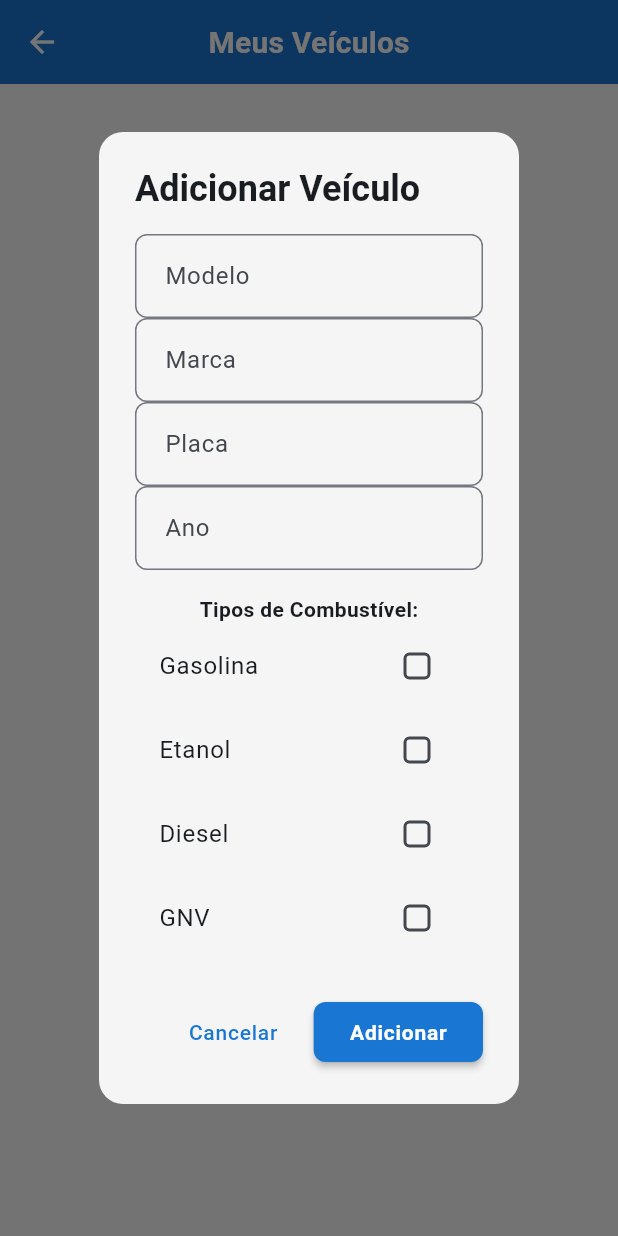
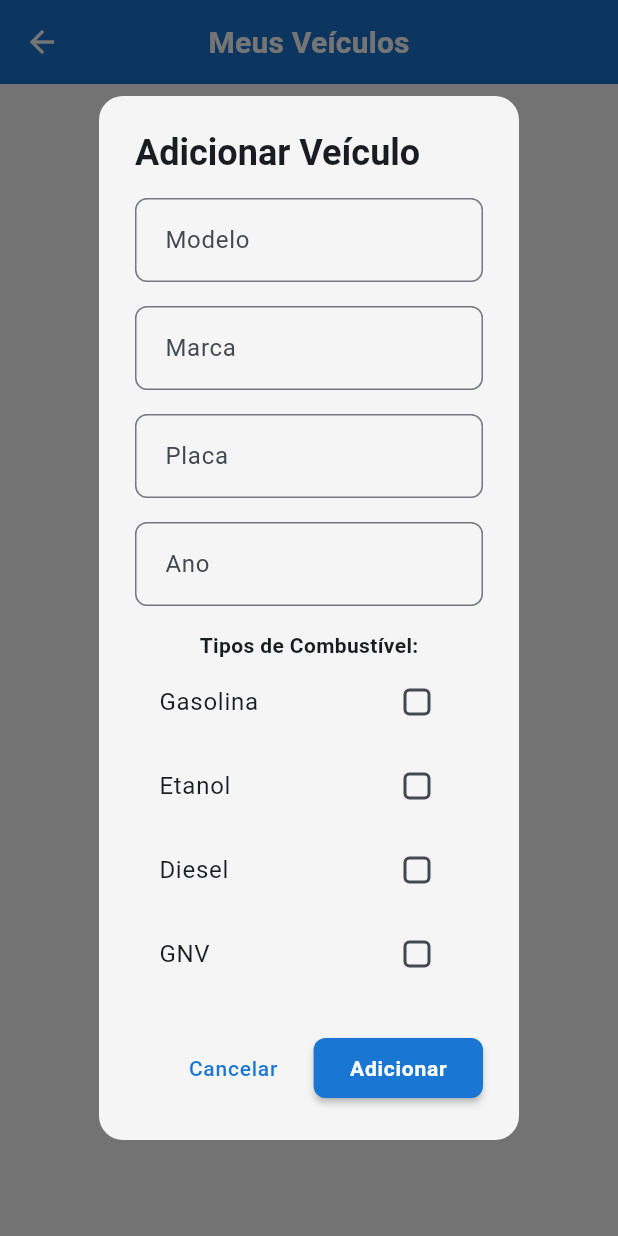
Before and after one commit to Caioon/App-Veiculos-Flutter, a Flutter app: the MeusVeiculosScreen screen opened by its route, after a tap on "Adicionar Veículo", on a phone screen of 412 x 824 dp. Run offline on Flutter 3.47's test engine with Material 3 defaults, Android fonts, the phone set to English and light mode, and no system bars; our stand-ins replace cloud_firestore, firebase_auth, firebase_core, flutter_riverpod; accounts and stored records are empty.

Commit message:
fix(theme): corrigindo espaçamento nos modais

```diff
--- a/lib/view/meus_veiculos_screen.dart
+++ b/lib/view/meus_veiculos_screen.dart
@@ -31,14 +31,17 @@ class _MeusVeiculosScreenState extends ConsumerState<MeusVeiculosScreen> {
                   controller: modeloController,
                   decoration: const InputDecoration(labelText: 'Modelo'),
                 ),
+                const SizedBox(height: 16),
                 TextField(
                   controller: marcaController,
                   decoration: const InputDecoration(labelText: 'Marca'),
                 ),
+                const SizedBox(height: 16),
                 TextField(
                   controller: placaController,
                   decoration: const InputDecoration(labelText: 'Placa'),
                 ),
+                const SizedBox(height: 16),
                 TextField(
                   controller: anoController,
                   decoration: const InputDecoration(labelText: 'Ano'),
```
Also changed, not shown: lib/view/registrar_abastecimento_screen.dart (+10 -5 lines).
